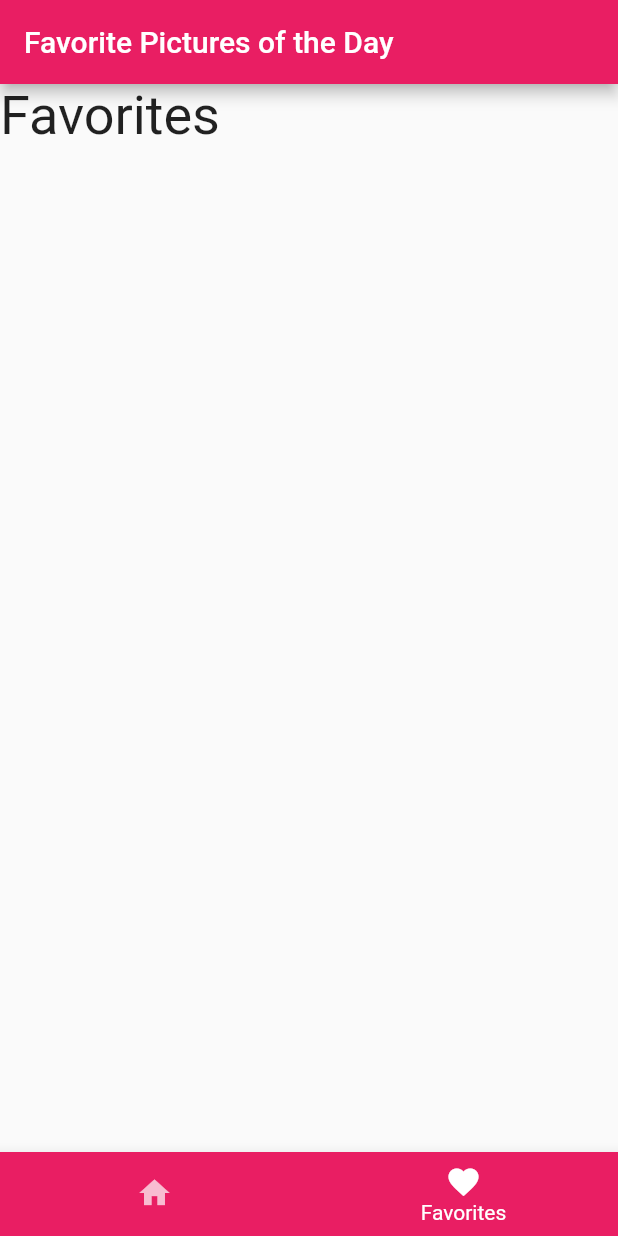
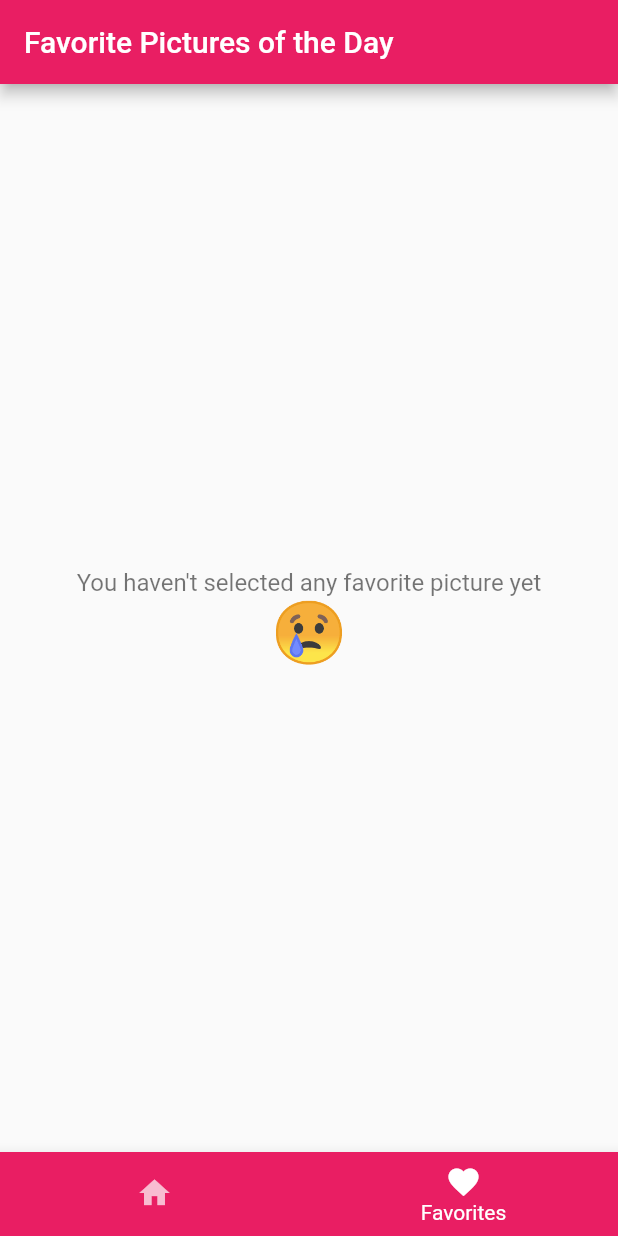
Before and after one commit to cesarfrick/Flutter-APOD-app, a Flutter app: the screen it shows after launch, item 2 of the bottom bar chosen, on a phone screen of 412 x 824 dp. Run offline on Flutter 3.47's test engine with Material 2 defaults, Android fonts, the phone set to English and light mode, and no system bars; our stand-ins replace flutter_riverpod, youtube_player_flutter; network calls fail.

Commit message:
Consume the Favorite pics in Favorites screen

```diff
--- a/lib/screens/favorites.dart
+++ b/lib/screens/favorites.dart
@@ -1,23 +1,39 @@
+import 'package:apod_gallery/provider/favorites_provider.dart';
 import 'package:flutter/material.dart';
-// import 'package:apod_gallery/models/pictures.dart';
+import 'package:flutter_riverpod/flutter_riverpod.dart';
 
-class Favorites extends StatelessWidget {
-  // final Pictures pictures;
-
-  // const Favorites({Key? key, required this.pictures}) : super(key: key);
+class Favorites extends ConsumerWidget {
   const Favorites({Key? key}) : super(key: key);
 
+  List<Widget> createTiles({cards = const []}) {
+    return [for (final card in cards) ListTile(title: Text(card.url))];
+  }
+
   @override
-  Widget build(BuildContext context) {
+  Widget build(BuildContext context, WidgetRef ref) {
+    final _favorites = ref.watch(favoritesProvider);
+
     return Scaffold(
-      appBar: AppBar(
-        title: const Text('Favorite Pictures of the Day'),
-        backgroundColor: Colors.pink,
-      ),
-      body: const Text(
-        'Favorites',
-        style: TextStyle(fontSize: 36),
-      ),
-    );
+        appBar: AppBar(
+          title: const Text('Favorite Pictures of the Day'),
+          backgroundColor: Colors.pink,
+        ),
+        body: _favorites.isNotEmpty
+            ? ListView(
+                children: createTiles(cards: _favorites),
+              )
+            : Center(
+                child: Column(
+                  mainAxisAlignment: MainAxisAlignment.center,
+                  children: const [
+                    Text('You haven\'t selected any favorite picture yet',
+                        style: TextStyle(fontSize: 16, color: Colors.black54)),
+                    Text(
+                      '😢',
+                      style: TextStyle(fontSize: 40),
+                    ),
+                  ],
+                ),
+              ));
   }
 }
```
